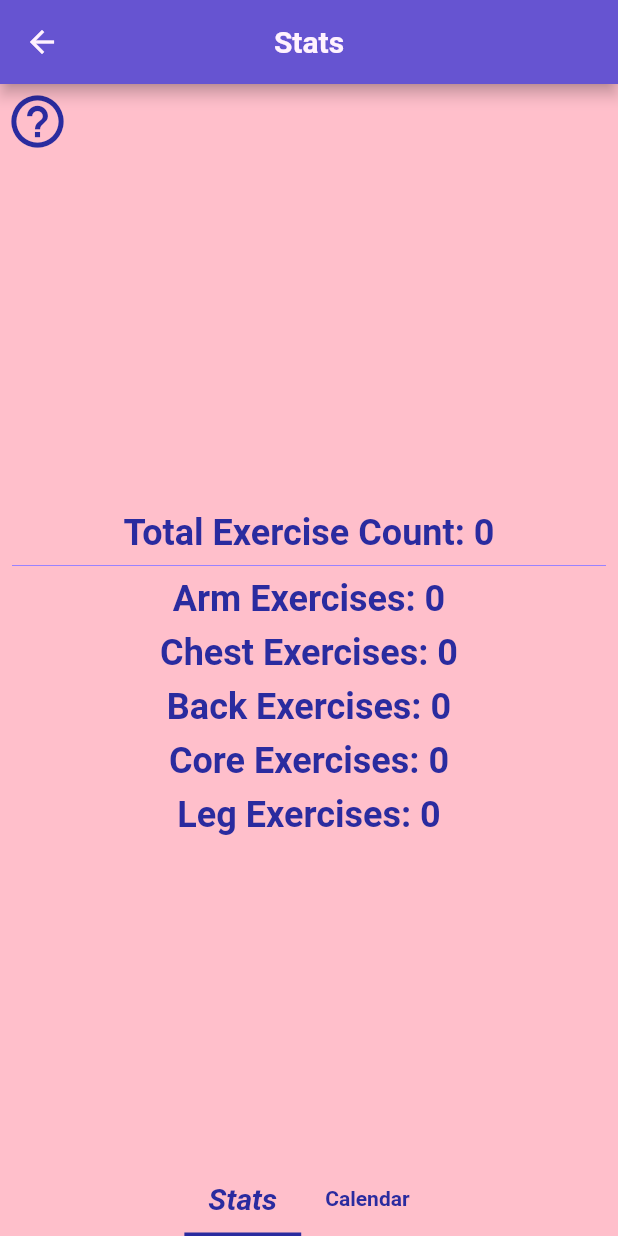
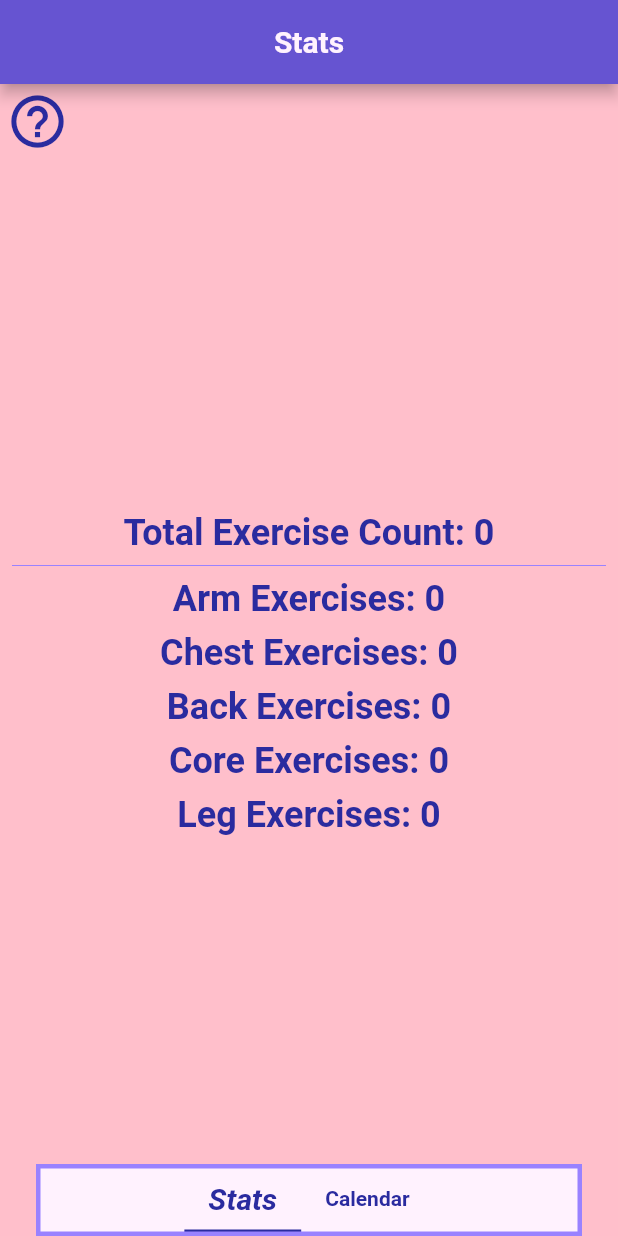
Before and after one commit to Ian-Phelon/stronks, a Flutter app: the screen it shows after launch, after a tap on the "help outline" icon, after a tap on the "close" icon, after a tap on "Stats", on a phone screen of 412 x 824 dp. Run offline on Flutter 3.47's test engine with Material 2 defaults, Android fonts, the phone set to English and light mode, and no system bars; drawn by our look-alikes of google_mobile_ads; our stand-ins replace firebase_auth, firebase_core, font_awesome_flutter, google_sign_in, sign_in_with_apple, sqflite; accounts and stored records are empty; network calls fail; Roboto replaces fonts that are missing (Montserrat).

Commit message:
ready for pre-launch checklist

```diff
--- a/lib/model/stronks_theme.dart
+++ b/lib/model/stronks_theme.dart
@@ -95,7 +95,7 @@ class StronksTheme {
         indicator: UnderlineTabIndicator(
           borderSide: BorderSide(
             color: kcolorPrimaryDark,
-            width: 2.4,
+            width: 4.4,
             style: BorderStyle.solid,
           ),
           insets: EdgeInsets.zero,
@@ -210,7 +210,7 @@ class StronksTheme {
         indicator: UnderlineTabIndicator(
           borderSide: BorderSide(
             color: kcolorDarkModePrimaryLight,
-            width: 2.4,
+            width: 4.4,
             style: BorderStyle.solid,
           ),
           insets: EdgeInsets.zero,
--- a/lib/view/dashboard/dashboard_screen.dart
+++ b/lib/view/dashboard/dashboard_screen.dart
@@ -25,30 +25,6 @@ class DashboardScreen extends StatelessWidget {
         backgroundColor: Theme.of(context).colorScheme.background,
         appBar: AppBar(
           title: Text(theEncouragement),
-          actions: [
-            IconButton(
-                onPressed: () {
-                  final auth = StronksAuth.of(context);
-                  final opt = UserOptions.of(context);
-                  print(opt.userOptions);
-                  // opt.toggleUserRemovedAds(1);
-                  print(auth.authorizedUser);
-                },
-                icon: Icon(Icons.delete_forever)),
-            IconButton(
-                onPressed: () {
-                  final auth = StronksAuth.of(context);
-
-                  auth.signInWithGoogle();
-                },
-                icon: Icon(Icons.ac_unit)),
-            IconButton(
-                onPressed: () {
-                  final auth = StronksAuth.of(context);
-                  auth.userSignOut();
-                },
-                icon: Icon(Icons.delete))
-          ],
         ),
         body: Stack(
           children: [
--- a/lib/view/exercises/screens/create_exercise_screen.dart
+++ b/lib/view/exercises/screens/create_exercise_screen.dart
@@ -462,7 +462,6 @@ class _CreateExerciseScreenState extends State<CreateExerciseScreen> {
                     ),
                   ),
                 ),
-                MainBannerAd(),
                 Padding(
                   padding: const EdgeInsets.all(8.0),
                   child: Row(
@@ -515,7 +514,6 @@ class _CreateExerciseScreenState extends State<CreateExerciseScreen> {
                     ],
                   ),
                 ),
-                MainBannerAd(),
                 Padding(
                   padding: const EdgeInsets.all(8.0),
                   child: StronksTextButton(
@@ -559,7 +557,6 @@ class _CreateExerciseScreenState extends State<CreateExerciseScreen> {
               countForResistance: countForResistance,
               notes: notesTxtCtrl.text,
             ),
-            MainBannerAd(),
           ],
         ),
       ),
--- a/lib/view/stats/screens/stats_screen.dart
+++ b/lib/view/stats/screens/stats_screen.dart
@@ -54,6 +54,7 @@ class _StatsScreenState extends State<StatsScreen>
       child: Scaffold(
         backgroundColor: Theme.of(context).colorScheme.background,
         appBar: AppBar(
+          automaticallyImplyLeading: false,
           title: Text(_titleText(titleTextIndex)),
         ),
         body: TabBarView(
--- a/lib/view/stats/widgets/bottom_tab_bar.dart
+++ b/lib/view/stats/widgets/bottom_tab_bar.dart
@@ -10,10 +10,22 @@ class StatsBottomTabBar extends StatelessWidget {
 
   @override
   Widget build(BuildContext context) {
-    return Row(
+    return Padding(
+      padding: const EdgeInsets.symmetric(horizontal: 24.0),
+      child: Material(
+        color: Theme.of(context).colorScheme.surface,
+        shape: RoundedRectangleBorder(
+          side: BorderSide(
+            width: 3.0,
+            color: Theme.of(context).primaryColorLight,
+          ),
+        ),
+        child: Row(
           mainAxisAlignment: MainAxisAlignment.center,
+          mainAxisSize: MainAxisSize.min,
           children: [
             TabBar(
+              // labelColor: Theme.of(context).colorScheme.surface,
               isScrollable: true,
               tabs: <Widget>[
                 Tab(
@@ -26,6 +38,8 @@ class StatsBottomTabBar extends StatelessWidget {
               controller: tabController,
             ),
           ],
+        ),
+      ),
     );
   }
 }
--- a/lib/view/widgets/tutorial_bar.dart
+++ b/lib/view/widgets/tutorial_bar.dart
@@ -180,17 +180,17 @@ class Tutorial {
     '''
     Help is always here. Navigate tips by tapping the arrows to the right.
     ''',
-    //1
-    '''
-    Tap the icon in the top left to toggle dark mode and metric/imperial.
-    ''',
-    //2
+    //
     '''
     Tap Exercises to add, browse, or edit the exercises you want to keep track of.
     ''',
-    //3
+    //
     '''
-    Stats show a breakdown of your overall progress.
+    Tap Stats to see a breakdown of your overall progress in Calendar or Stats views.
+    ''',
+    //
+    '''
+    Tap the icon in the top left to toggle dark mode and metric/imperial.
     ''',
   ];
 
@@ -307,6 +307,17 @@ class Tutorial {
     '''
     This page is a representation of all the hard work you've put in to achieve your goals. Let's pump those numbers up!
     ''',
+
+    ///1
+    '''
+    Swipe to, or tap the tabs on the bottom to switch to Calendar view.
+    ''',
+  ];
+  static final List<String> statsCalendar = const [
+    ///0
+    '''
+    Updating your exercises' total count notes the date here. Tap the tabs at the top of the screen, or swipe to sort your calendar by day, week, or month.
+    ''',
   ];
 
   /// uses the context recieved from tutorial's constructor to provide a list of strings to be rendered by the `TutorialBar`
@@ -325,6 +336,9 @@ class Tutorial {
       case 'editExercise':
         finalList = editExerciseScreen;
         break;
+      case 'statsCalendar':
+        finalList = statsCalendar;
+        break;
       case 'stats':
         finalList = statsScreen;
         break;
```
Also changed, not shown: lib/view/exercises/screens/exercises_screen.dart (+6 -10 lines), lib/view/widgets/common_drawer.dart (+16 -16 lines). Lines whose indentation alone changed are shown as unchanged.
